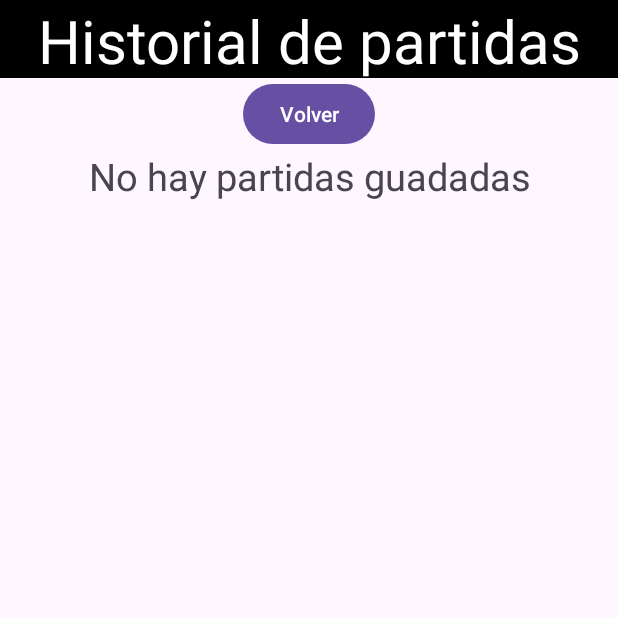
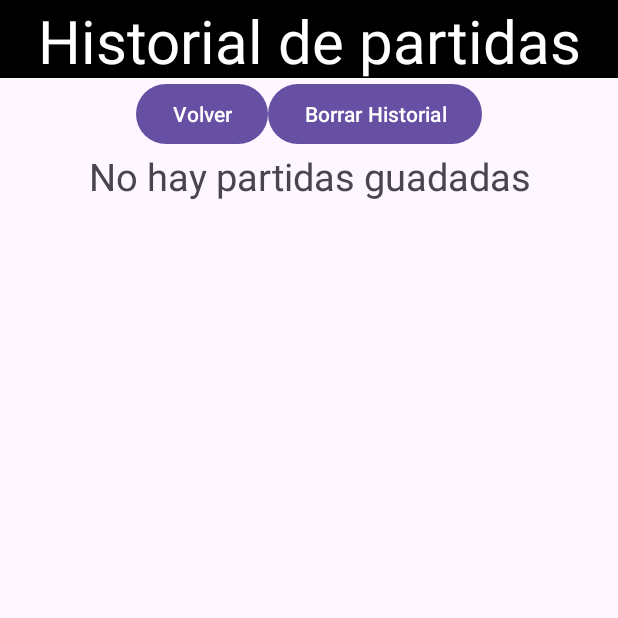
Before and after one commit to cherno1929/CSG3_2324, an Android app: the Pantalla2 screen opened directly, with no data from a screen before it, on a phone screen of 412 x 824 dp, the top half of it. Run offline under Robolectric (Android 15) with nearby library versions, the phone set to English and light mode, and no system bars.

Commit message:
pantalla 2

```diff
--- a/app/src/main/res/layout/activity_pantalla2.xml
+++ b/app/src/main/res/layout/activity_pantalla2.xml
@@ -19,6 +19,14 @@
             android:layout_width="wrap_content"
             android:layout_height="wrap_content"
             android:text="Volver"
+            app:layout_constraintTop_toBottomOf="@+id/linearLayout2"
+            tools:layout_editor_absoluteX="161dp" />
+
+        <Button
+            android:id="@+id/butnDeleteHist"
+            android:layout_width="wrap_content"
+            android:layout_height="wrap_content"
+            android:text="Borrar Historial"
             app:layout_constraintTop_toBottomOf="@+id/linearLayout2"
             tools:layout_editor_absoluteX="161dp" />
     </LinearLayout>
```
Also changed, not shown: app/src/main/java/com/example/myapplication/Pantalla2.kt (+20 -1 lines).
